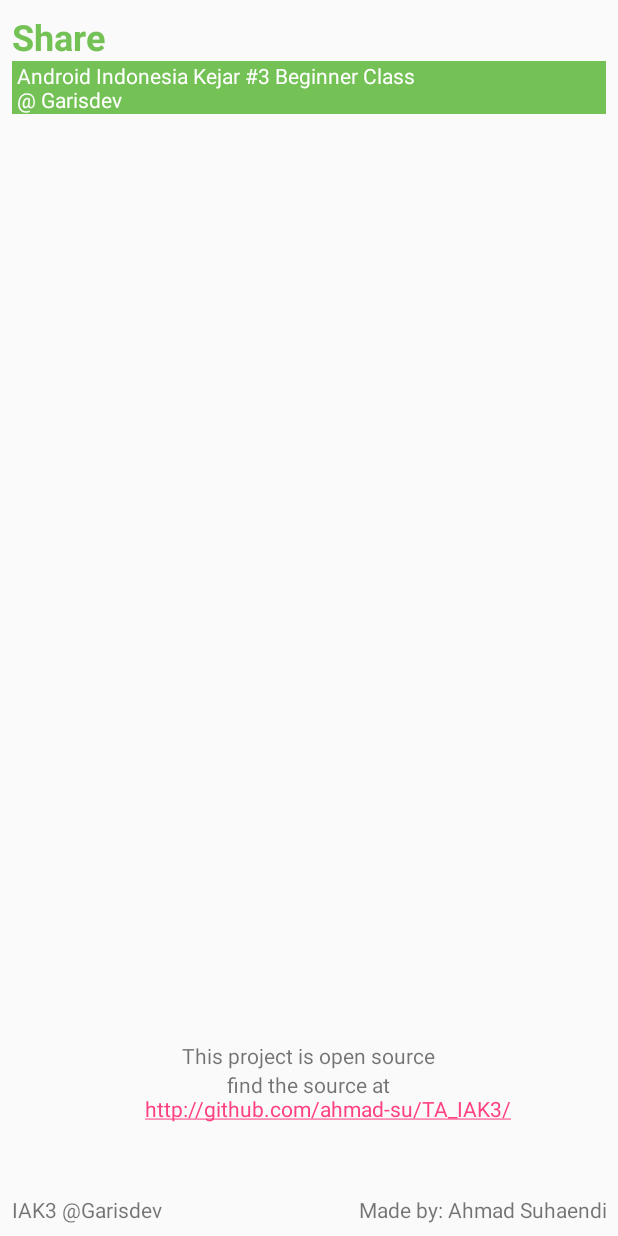
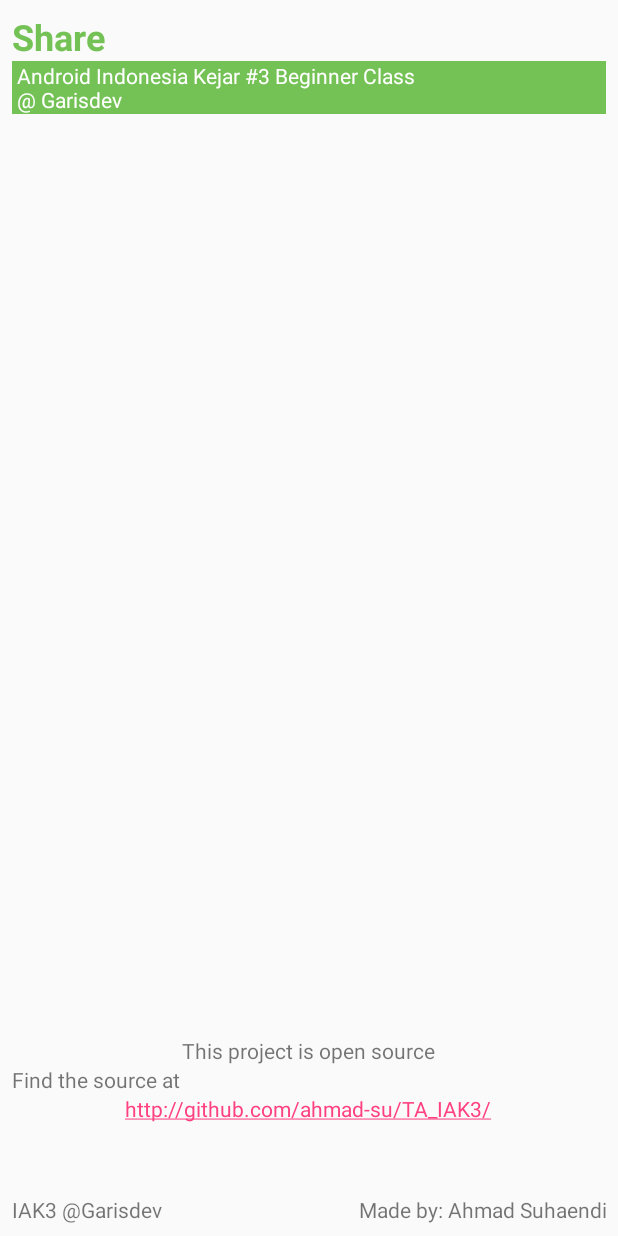
Before and after one commit to Dyusufh/TA_IAK3, an Android app: the Share screen opened directly, with no data from a screen before it, on a phone screen of 412 x 824 dp. Run offline under Robolectric (Android 15) with nearby library versions, the phone set to English and light mode, and no system bars.

Commit message:
made changes on help & share layout

```diff
--- a/app/src/main/res/layout/activity_share.xml
+++ b/app/src/main/res/layout/activity_share.xml
@@ -3,56 +3,68 @@
     xmlns:tools="http://schemas.android.com/tools"
     android:layout_width="match_parent"
     android:layout_height="match_parent"
+    android:layout_margin="8dp"
     android:orientation="vertical"
-    android:layout_margin="8dp"
     android:weightSum="12"
     tools:context="ml.himpunan.ta_iak3.Share">
+
     <LinearLayout
         android:layout_width="match_parent"
         android:layout_height="0dp"
         android:layout_weight="11"
         android:gravity="center"
         android:orientation="vertical">
+
         <LinearLayout
             android:layout_width="match_parent"
             android:layout_height="0dp"
             android:layout_weight="9"
             android:orientation="vertical">
+
             <TextView
                 android:layout_width="match_parent"
                 android:layout_height="wrap_content"
                 android:text="Share"
+                android:textColor="#74c255"
                 android:textSize="24dp"
-                android:textColor="#74c255"
-                android:textStyle="bold"/>
+                android:textStyle="bold" />
+
             <TextView
                 android:layout_width="match_parent"
                 android:layout_height="wrap_content"
+                android:layout_marginBottom="48dp"
+                android:background="#74c255"
                 android:text="@string/catatan"
-                android:background="#74c255"
-                android:textColor="#fff"
-                android:layout_marginBottom="48dp"/>
+                android:textColor="#fff" />
 
 
         </LinearLayout>
+
         <TextView
             android:layout_width="wrap_content"
             android:layout_height="wrap_content"
-            android:text="This project is open source"/>
+            android:text="This project is open source" />
+        <TextView
+            android:layout_width="match_parent"
+            android:layout_height="wrap_content"
+            android:text="Find the source at"/>
+
         <TextView
             android:id="@+id/shareGitHub"
             android:layout_width="wrap_content"
             android:layout_height="wrap_content"
+            android:autoLink="web"
             android:gravity="center"
-            android:text="@string/github"
-            android:autoLink="web"/>
+            android:text="@string/github" />
     </LinearLayout>
+
     <LinearLayout
         android:layout_width="match_parent"
         android:layout_height="0dp"
         android:layout_weight="1"
         android:gravity="bottom"
         android:orientation="horizontal">
+
         <TextView
             android:layout_width="0dp"
             android:layout_height="wrap_content"
--- a/app/src/main/res/values/strings.xml
+++ b/app/src/main/res/values/strings.xml
@@ -14,6 +14,5 @@
         3. Tugas Akhir"</string>
     <string name="kesan">Kesan : Baik, dengan adanya kelas offline jadi tidak cuma ngobrol sama leptop. jadi tidak bosan. Untuk materi sama persis dengan yang ada di udacity, tapi karena tidak semua orang langsung bisa mengerti hanya dari video, kelas ini memudahkan pembelajaran bagi yang kesulitan memahami isi video course</string>
     <string name="pesan">Pesan : Akan lebih baik kalau di setiap kota diadakan kelas, karena banyak yang dari luar kota</string>
-    <string name="github">"find the source at
-        http://github.com/ahmad-su/TA_IAK3/"</string>
+    <string name="github">http://github.com/ahmad-su/TA_IAK3/</string>
 </resources>
```
Also changed, not shown: app/src/main/res/layout/activity_notes.xml (+20 -13 lines).
